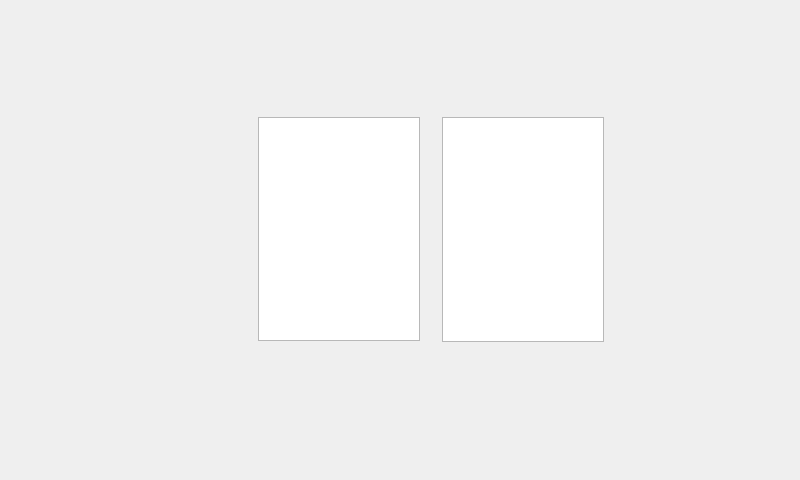
Above: XINYAN/widget.ui from wushengjun85/QtForWork before the change. Below: the same form after it.
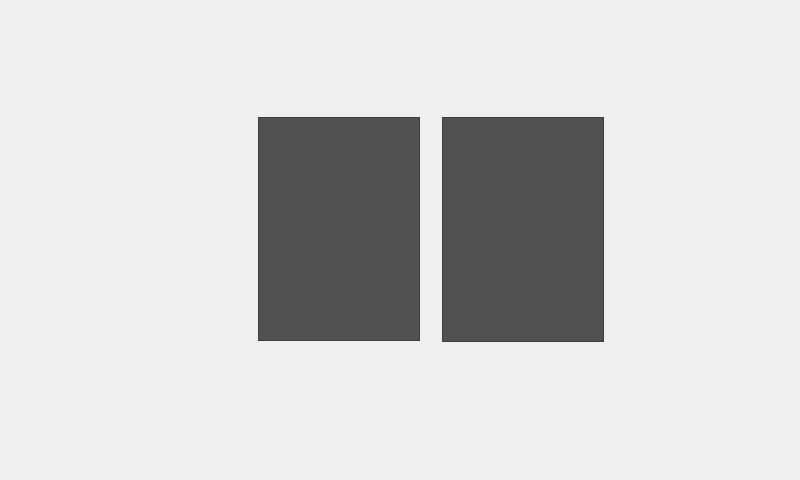
That is the form after the change. The open tabs and pages were chosen to show the change. Icons and pictures are not drawn.

```diff
--- a/XINYAN/widget.ui
+++ b/XINYAN/widget.ui
@@ -462,6 +462,11 @@
        <height>224</height>
       </rect>
      </property>
+     <property name="styleSheet">
+      <string notr="true">background-color: rgb(81, 81, 81);
+gridline-color: rgb(255, 0, 0);
+color: rgb(255, 255, 255);</string>
+     </property>
     </widget>
     <widget class="QListWidget" name="listWidget_4">
      <property name="geometry">
@@ -472,6 +477,11 @@
        <height>225</height>
       </rect>
      </property>
+     <property name="styleSheet">
+      <string notr="true">background-color: rgb(81, 81, 81);
+gridline-color: rgb(255, 0, 0);
+color: rgb(255, 255, 255);</string>
+     </property>
     </widget>
    </widget>
    <widget class="QWidget" name="page_8"/>
```
Left out of the diff: 43 changed lines with no effect on the pictures.
